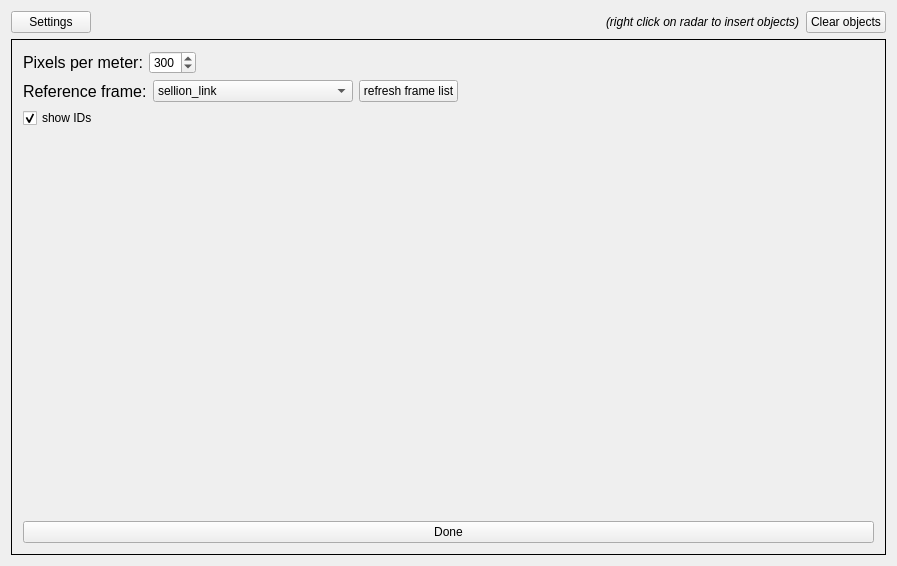
Before: the Qt Designer form resource/radar_tabs.ui in ros4hri/rqt_hri_radar, drawn with Qt 5.
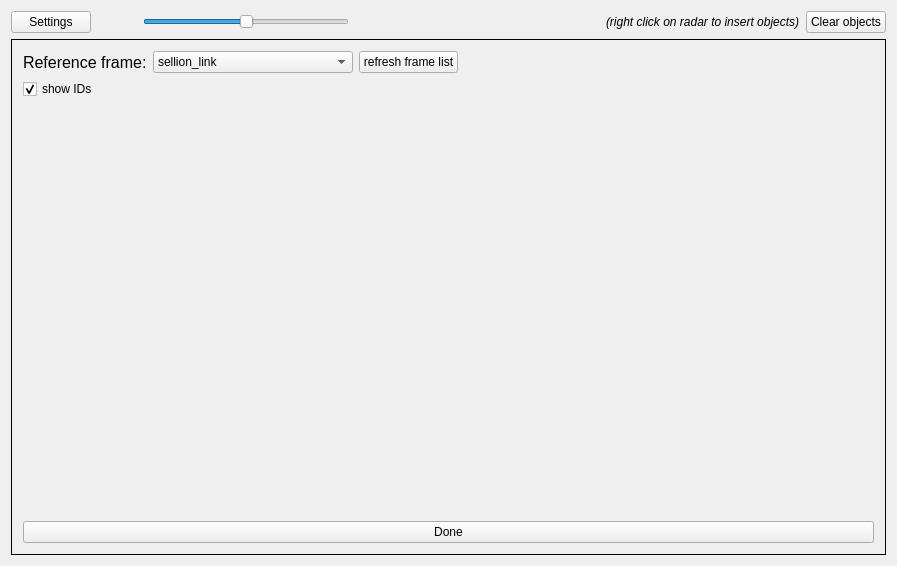
After: the same form once the commit is applied. Icons and pictures are not drawn.

Commit message: add a zoom slider to the UI

Diff of the .ui file:
```diff
--- a/resource/radar_tabs.ui
+++ b/resource/radar_tabs.ui
@@ -73,6 +73,51 @@
         </property>
        </widget>
       </item>
+      <item>
+       <widget class="QPushButton" name="zoomOut">
+        <property name="text">
+         <string/>
+        </property>
+        <property name="icon">
+         <iconset theme="zoom-out"/>
+        </property>
+        <property name="flat">
+         <bool>true</bool>
+        </property>
+       </widget>
+      </item>
+      <item>
+       <widget class="QSlider" name="zoomLevel">
+        <property name="minimum">
+         <number>100</number>
+        </property>
+        <property name="maximum">
+         <number>500</number>
+        </property>
+        <property name="singleStep">
+         <number>20</number>
+        </property>
+        <property name="value">
+         <number>300</number>
+        </property>
+        <property name="orientation">
+         <enum>Qt::Horizontal</enum>
+        </property>
+       </widget>
+      </item>
+      <item>
+       <widget class="QPushButton" name="zoomIn">
+        <property name="text">
+         <string/>
+        </property>
+        <property name="icon">
+         <iconset theme="zoom-in"/>
+        </property>
+        <property name="flat">
+         <bool>true</bool>
+        </property>
+       </widget>
+      </item>
       <item>
        <spacer name="horizontalSpacer">
         <property name="orientation">
@@ -142,54 +187,6 @@
      </widget>
      <widget class="QWidget" name="settingsPage">
       <layout class="QVBoxLayout" name="verticalLayout">
-       <item>
-        <layout class="QHBoxLayout" name="horizontalLayout_3">
-         <item>
-          <widget class="QLabel" name="ppmLabel">
-           <property name="font">
-            <font>
-             <pointsize>12</pointsize>
-            </font>
-           </property>
-           <property name="text">
-            <string>Pixels per meter:</string>
-           </property>
-          </widget>
-         </item>
-         <item>
-          <widget class="QSpinBox" name="ppmSpinBox">
-           <property name="frame">
-            <bool>true</bool>
-           </property>
-           <property name="minimum">
-            <number>50</number>
-           </property>
-           <property name="maximum">
-            <number>600</number>
-           </property>
-           <property name="singleStep">
-            <number>10</number>
-           </property>
-           <property name="value">
-            <number>300</number>
-           </property>
-          </widget>
-         </item>
-         <item>
-          <spacer name="horizontalSpacer_3">
-           <property name="orientation">
-            <enum>Qt::Horizontal</enum>
-           </property>
-           <property name="sizeHint" stdset="0">
-            <size>
-             <width>40</width>
-             <height>20</height>
-            </size>
-           </property>
-          </spacer>
-         </item>
-        </layout>
-       </item>
        <item>
         <layout class="QHBoxLayout" name="horizontalLayout_2">
          <item>
```
Left out of the diff: 1 changed line with no effect on the pictures. The commit also changes 3 other files.
